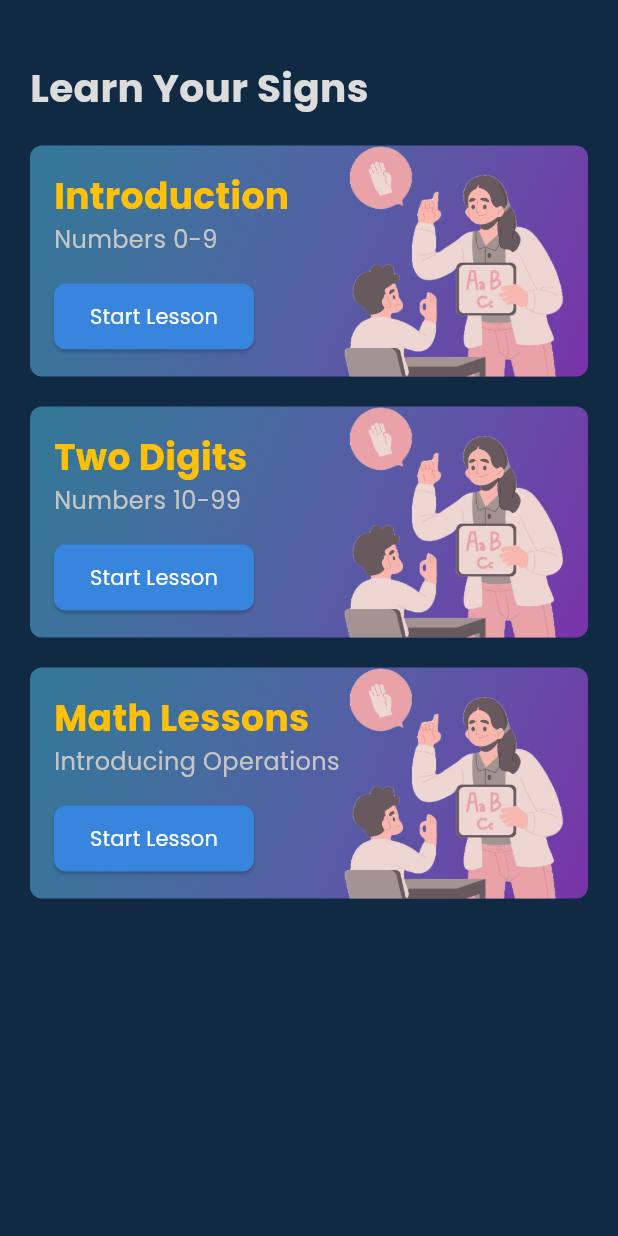
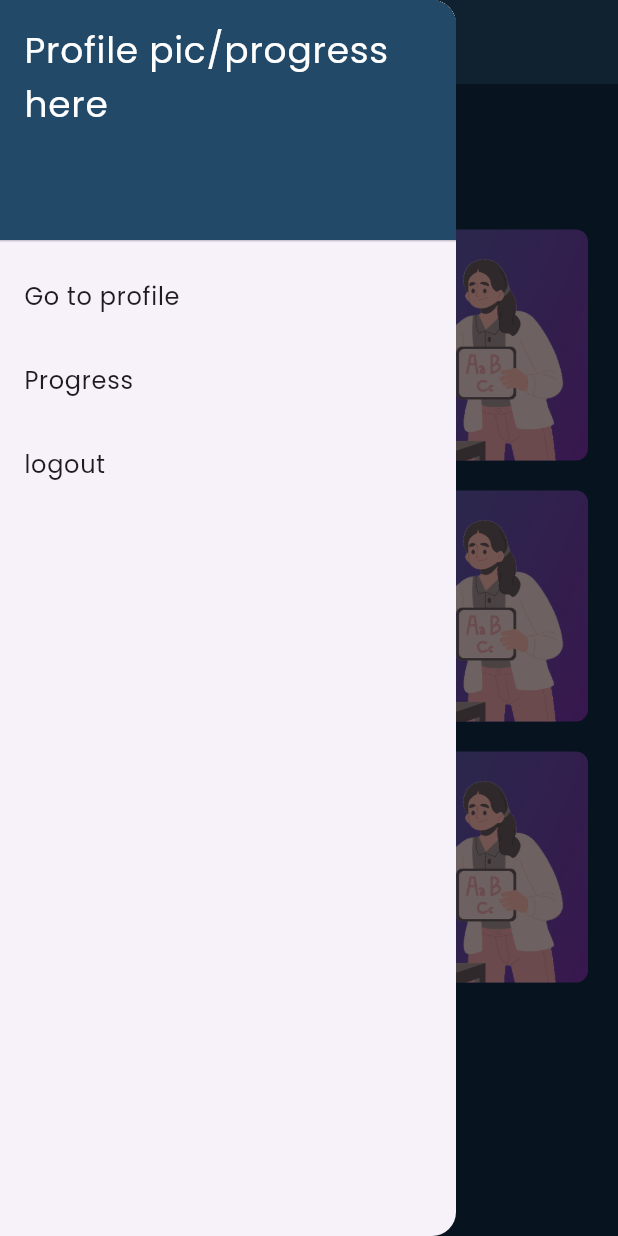
Before and after one commit to PeterDMadrid/Flutter_UI, a Flutter app: the LessonScreen screen opened directly with empty values, with the side drawer open (before the commit the screen has no drawer), on a phone screen of 412 x 824 dp. Run offline on Flutter 3.47's test engine with Material 3 defaults, Android fonts, the phone set to English and light mode, and no system bars; drawn by our look-alikes of flutter_animate; our stand-ins replace camera, flutter_secure_storage, lottie, vibration; missing offline and left inert: gif; accounts and stored records are empty; network calls fail; project files that could hold a hidden picture were left out.

Commit message:
initial sidemenu

```diff
--- a/lib/screens/lesson/lesson_screen.dart
+++ b/lib/screens/lesson/lesson_screen.dart
@@ -5,7 +5,6 @@ import 'package:flutter_hands/screens/lesson/widgets/lesson_card.dart';
 import 'package:flutter_hands/screens/lesson/modules/two_digits_screen.dart';
 import 'package:flutter_hands/screens/lesson/modules/math_lesson_screen.dart';
 import 'package:flutter_hands/screens/lesson/modules/introduction/Introduction_screen.dart';
-
 class LessonScreen extends StatefulWidget {
   const LessonScreen({super.key, required this.name});
   final String name;
@@ -26,6 +25,47 @@ class _LessonScreenState extends State<LessonScreen> {
     double screenHeight = MediaQuery.of(context).size.height;
     return Scaffold(
       backgroundColor: AppStyles.backgroundColor,
+      appBar: AppBar(
+        title: const Text('MatHands'),
+        backgroundColor:Color.fromARGB(255, 35, 73, 104),
+      ),
+      drawer: Drawer(
+        child: ListView(
+          padding: EdgeInsets.zero,
+          children: <Widget>[
+           const DrawerHeader(
+              decoration: BoxDecoration(
+                color: Color.fromARGB(255, 35, 73, 104),
+              ),
+              child: Text(
+                'Profile pic/progress here',
+                style: TextStyle(
+                  color: Colors.white,
+                  fontSize: 24,
+                ),
+              ),
+            ),
+            ListTile(
+              title: const Text('Go to profile'),
+              onTap: () {
+                Navigator.pop(context);
+              },
+            ),
+            ListTile(
+              title: const Text('Progress'),
+              onTap: () {
+                Navigator.pop(context);
+              },
+            ),
+            ListTile(
+              title: const Text('logout'),
+              onTap: () {
+                Navigator.pop(context);
+              },
+            ),
+          ],
+        ),
+      ),
       body: ListView(
         children: [
           Container(
```
Also changed, not shown: pubspec.lock.
